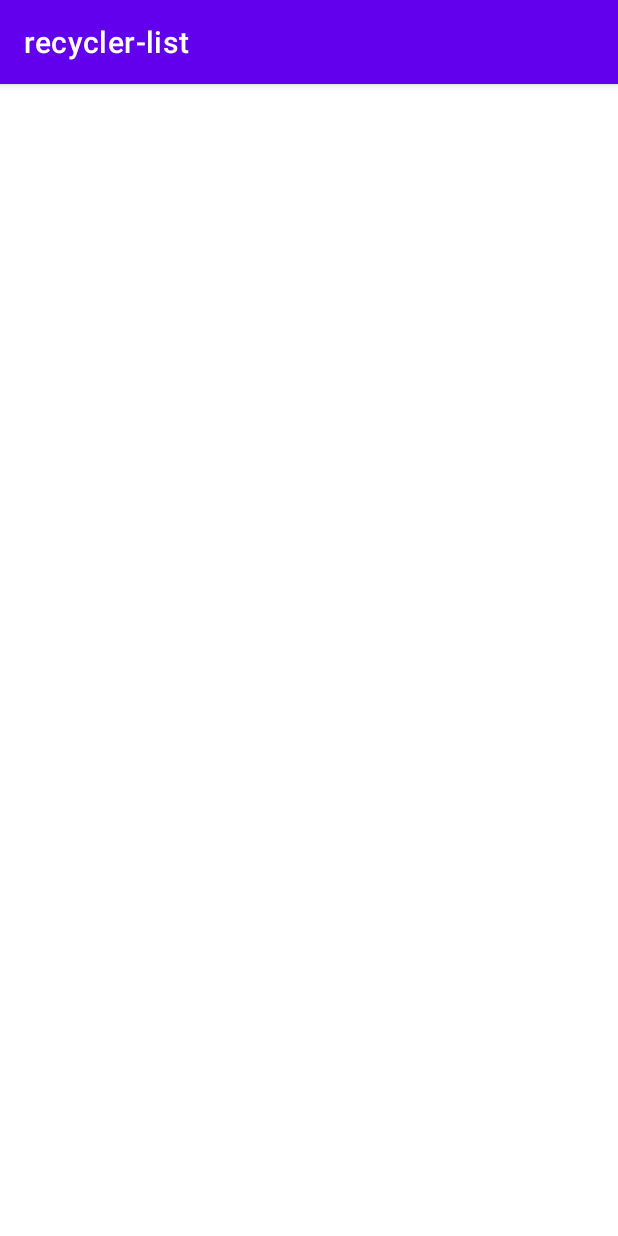
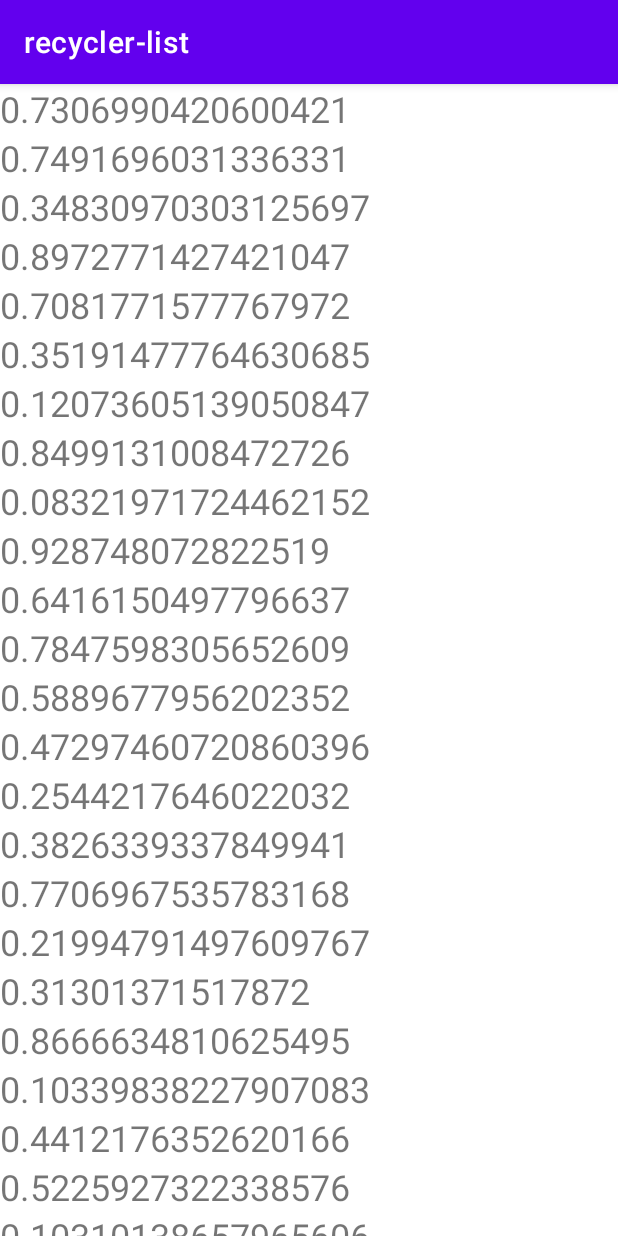
Before and after one commit to dmitryweiner/recycler-list-kotlin, an Android app: the screen it shows after launch (MainActivity), on a phone screen of 412 x 824 dp. Run offline under Robolectric (Android 15) with nearby library versions, the phone set to English and light mode, and no system bars.

Commit message:
Add LayoutManager

```diff
--- a/app/src/main/java/com/example/recycler_list/MainActivity.kt
+++ b/app/src/main/java/com/example/recycler_list/MainActivity.kt
@@ -2,10 +2,7 @@ package com.example.recycler_list
 
 import androidx.appcompat.app.AppCompatActivity
 import android.os.Bundle
-import android.view.LayoutInflater
-import android.view.View
-import android.view.ViewGroup
-import android.widget.TextView
+import androidx.recyclerview.widget.LinearLayoutManager
 import androidx.recyclerview.widget.RecyclerView
 
 class MainActivity : AppCompatActivity() {
@@ -13,32 +10,13 @@ class MainActivity : AppCompatActivity() {
         super.onCreate(savedInstanceState)
         setContentView(R.layout.activity_main)
 
-        val recyclerView = findViewById<RecyclerView>(R.id.recyclerView)
         val list = mutableListOf<String>()
         for (i in 0..100) {
             list.add(Math.random().toString())
         }
         val adapter = RecyclerAdapter(list)
+        val recyclerView = findViewById<RecyclerView>(R.id.recyclerView)
+        recyclerView.layoutManager = LinearLayoutManager(this)
         recyclerView.adapter = adapter
     }
 }
-
-class RecyclerAdapter(private val list: List<String>): RecyclerView.Adapter<RecyclerAdapter.ViewHolder>() {
-    override fun onCreateViewHolder(parent: ViewGroup, viewType: Int): ViewHolder {
-        val itemView = LayoutInflater.from(parent.context)
-            .inflate(R.layout.list_item, parent, false)
-        return ViewHolder(itemView)
-    }
-
-    override fun onBindViewHolder(holder: ViewHolder, position: Int) {
-        holder.textView.text = list[position]
-    }
-
-    override fun getItemCount(): Int {
-        return list.size
-    }
-
-    class ViewHolder(itemView: View): RecyclerView.ViewHolder(itemView) {
-        val textView = itemView.findViewById<TextView>(R.id.textView)
-    }
-}
--- /dev/null
+++ b/app/src/main/java/com/example/recycler_list/RecyclerAdapter.kt
@@ -0,0 +1,27 @@
+package com.example.recycler_list
+
+import android.view.LayoutInflater
+import android.view.View
+import android.view.ViewGroup
+import android.widget.TextView
+import androidx.recyclerview.widget.RecyclerView
+
+class RecyclerAdapter(private val list: List<String>): RecyclerView.Adapter<RecyclerAdapter.ViewHolder>() {
+    override fun onCreateViewHolder(parent: ViewGroup, viewType: Int): ViewHolder {
+        val itemView = LayoutInflater.from(parent.context)
+            .inflate(R.layout.list_item, parent, false)
+        return ViewHolder(itemView)
+    }
+
+    override fun onBindViewHolder(holder: ViewHolder, position: Int) {
+        holder.textView.text = list[position]
+    }
+
+    override fun getItemCount(): Int {
+        return list.size
+    }
+
+    class ViewHolder(itemView: View): RecyclerView.ViewHolder(itemView) {
+        val textView = itemView.findViewById<TextView>(R.id.textView)
+    }
+}
--- a/app/src/main/res/layout/activity_main.xml
+++ b/app/src/main/res/layout/activity_main.xml
@@ -8,8 +8,11 @@
 
     <androidx.recyclerview.widget.RecyclerView
         android:id="@+id/recyclerView"
-        android:layout_width="409dp"
-        android:layout_height="729dp"
-        tools:layout_editor_absoluteX="1dp"
-        tools:layout_editor_absoluteY="1dp" />
+        android:layout_width="match_parent"
+        android:layout_height="match_parent"
+        app:layout_constraintBottom_toBottomOf="parent"
+        app:layout_constraintEnd_toEndOf="parent"
+        app:layout_constraintHorizontal_bias="0.5"
+        app:layout_constraintStart_toStartOf="parent"
+        app:layout_constraintTop_toTopOf="parent" />
 </androidx.constraintlayout.widget.ConstraintLayout>
--- a/app/src/main/res/layout/list_item.xml
+++ b/app/src/main/res/layout/list_item.xml
@@ -4,9 +4,11 @@
     android:layout_width="match_parent"
     android:layout_height="wrap_content"
     android:orientation="vertical">
+
     <TextView
         android:id="@+id/textView"
         android:layout_width="wrap_content"
         android:layout_height="wrap_content"
-        android:textAppearance="?android:attr/textAppearanceSmall" />
+        android:textAppearance="?android:attr/textAppearanceSmall"
+        android:textSize="24sp" />
 </LinearLayout>
```
